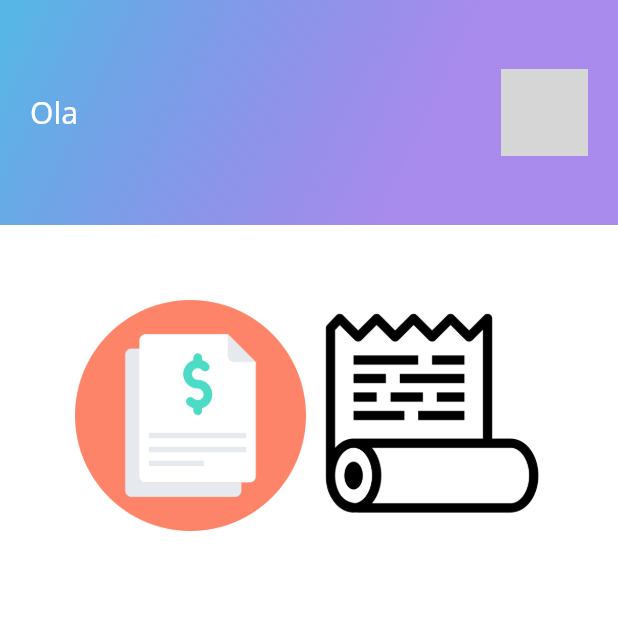
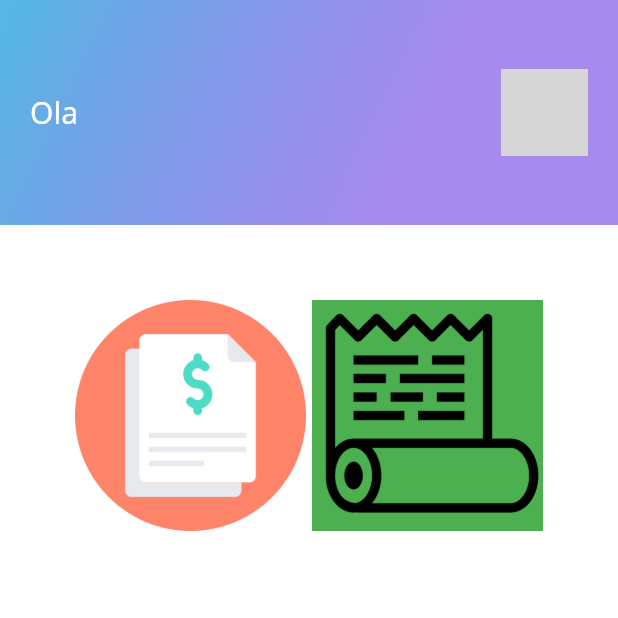
Before and after one commit to MatheusHard/ContasPagas, a Flutter app: the screen it shows after launch, on a phone screen of 412 x 824 dp, the top half of it. Run offline on Flutter 3.47's test engine with Material 2 defaults, Android fonts, the phone set to English and light mode, and no system bars; our stand-ins replace flutter_spinkit, google_fonts, image_picker, shared_preferences, sqflite; missing offline and left inert: flutter_gradients; accounts and stored records are empty; network calls fail; grey boxes are pictures that could not be loaded.

Commit message:
Designer App

```diff
--- a/contas_pagas_2021/lib/helper/db_helper.dart
+++ b/contas_pagas_2021/lib/helper/db_helper.dart
@@ -2,7 +2,7 @@ import 'package:pagamento_de_contas/data_model/conta_data_model.dart';
 import 'package:pagamento_de_contas/data_model/tipo_data_model.dart';
 import 'package:pagamento_de_contas/models/conta.dart';
 import 'package:pagamento_de_contas/models/tipo.dart';
-import 'package:pagamento_de_contas/utils/utils.dart';
+import 'package:pagamento_de_contas/utils/metods/utils.dart';
 import 'package:sqflite/sqflite.dart';
 import 'dart:io';
 import 'package:path/path.dart';
--- a/contas_pagas_2021/lib/home/widgets/appbar/app_bar_widget.dart
+++ b/contas_pagas_2021/lib/home/widgets/appbar/app_bar_widget.dart
@@ -1,6 +1,6 @@
 import 'package:flutter/material.dart';
-import 'package:pagamento_de_contas/core/app_gradients.dart';
-import 'package:pagamento_de_contas/core/app_text_styles.dart';
+import 'package:pagamento_de_contas/utils/core/app_gradients.dart';
+import 'package:pagamento_de_contas/utils/core/app_text_styles.dart';
 
 class AppBarWidget extends PreferredSize {
 AppBarWidget():super(
--- a/contas_pagas_2021/lib/iu/principal.dart
+++ b/contas_pagas_2021/lib/iu/principal.dart
@@ -1,9 +1,8 @@
 import 'package:flutter/material.dart';
-import 'package:pagamento_de_contas/core/app_images.dart';
+import 'package:pagamento_de_contas/utils/core/app_images.dart';
 import 'package:pagamento_de_contas/home/widgets/appbar/app_bar_widget.dart';
 import 'package:pagamento_de_contas/iu/cadastrar_conta.dart';
 import 'package:pagamento_de_contas/iu/listar_contas.dart';
-import 'package:pagamento_de_contas/menu/menu_conta.dart';
 
 class Principal extends StatefulWidget {
   @override
@@ -25,11 +24,11 @@ Padding(
   padding: const EdgeInsets.all(50.0),
   child:   GridView.count(
 
-      crossAxisCount: 2,
-
+              crossAxisCount: 2,
               childAspectRatio: 1.0,
               mainAxisSpacing: 4.0,
               crossAxisSpacing: 4.0,
+
               children: <Widget>[
 
                       GestureDetector(
@@ -42,10 +41,16 @@ Padding(
                       GestureDetector(
                         onTap: () => Navigator.push(context, MaterialPageRoute(builder: (context) => Listar_Contas())), // handle your image tap here
                         child:
-                        Image.asset("assets/images/historico.png",
-                          height: 50.0,
-                          width: 50.0,
-                        ),
+                            Container(
+                              color: Colors.green,
+                              child:
+
+                            Image.asset("assets/images/historico.png",
+                              height: 50.0,
+                              width: 50.0,
+                            ),
+                        )
+
                       ),
                     ],
                 ),
--- a/contas_pagas_2021/lib/main.dart
+++ b/contas_pagas_2021/lib/main.dart
@@ -6,7 +6,7 @@ import 'package:pagamento_de_contas/iu/principal.dart';
 import 'package:pagamento_de_contas/models/conta.dart';
 import 'package:pagamento_de_contas/models/tipo.dart';
 import 'package:pagamento_de_contas/splashscreens/splash_principal.dart';
-import 'package:pagamento_de_contas/utils/utils.dart';
+import 'package:pagamento_de_contas/utils/metods/utils.dart';
 
 void main() async{
   WidgetsFlutterBinding.ensureInitialized();
--- a/contas_pagas_2021/lib/splashscreens/splash_principal.dart
+++ b/contas_pagas_2021/lib/splashscreens/splash_principal.dart
@@ -2,7 +2,7 @@ import 'dart:async';
 
 import 'package:flutter/material.dart';
 import 'package:flutter_spinkit/flutter_spinkit.dart';
-import 'package:pagamento_de_contas/core/app_gradients.dart';
+import 'package:pagamento_de_contas/utils/core/app_gradients.dart';
 import 'package:pagamento_de_contas/iu/principal.dart';
 
 class SplashScreenPrincipal extends StatefulWidget {
--- a/contas_pagas_2021/lib/core/app_gradients.dart
+++ b/contas_pagas_2021/lib/utils/core/app_gradients.dart
@@ -2,6 +2,7 @@ import 'dart:math';
 import 'dart:ui';
 
 import 'package:flutter/material.dart';
+import 'package:flutter_gradients/flutter_gradients.dart';
 
 class AppGradients {
   static final linear = LinearGradient(colors: [
@@ -11,4 +12,10 @@ class AppGradients {
     0.0,
     0.695
   ], transform: GradientRotation(2.13959913 * pi));
+
+  static final nuvem = FlutterGradients.landingAircraft(
+    type: GradientType.sweep,
+    center: Alignment.center,
+    radius: 0.5,
+  );
 }
--- a/contas_pagas_2021/pubspec.yaml
+++ b/contas_pagas_2021/pubspec.yaml
@@ -34,6 +34,7 @@ dependencies:
   # Use with the CupertinoIcons class for iOS style icons.
   cupertino_icons: ^0.1.2
   google_fonts: ^2.0.0
+  flutter_gradients: ^1.0.0+3
 
 
 dev_dependencies:
```
Also changed, not shown: contas_pagas_2021/lib/iu/cadastrar_conta.dart (+51 -28 lines), contas_pagas_2021/lib/iu/listar_contas.dart (+7 -10 lines), contas_pagas_2021/lib/utils/core/app_colors.dart (renamed from contas_pagas_2021/lib/core/app_colors.dart), contas_pagas_2021/lib/utils/core/app_images.dart (renamed from contas_pagas_2021/lib/core/app_images.dart), contas_pagas_2021/lib/utils/core/app_text_styles.dart (renamed from contas_pagas_2021/lib/core/app_text_styles.dart), contas_pagas_2021/lib/utils/core/core.dart (renamed from contas_pagas_2021/lib/core/core.dart), contas_pagas_2021/lib/utils/metods/utils.dart (renamed from contas_pagas_2021/lib/utils/utils.dart), contas_pagas_2021/pubspec.lock.
